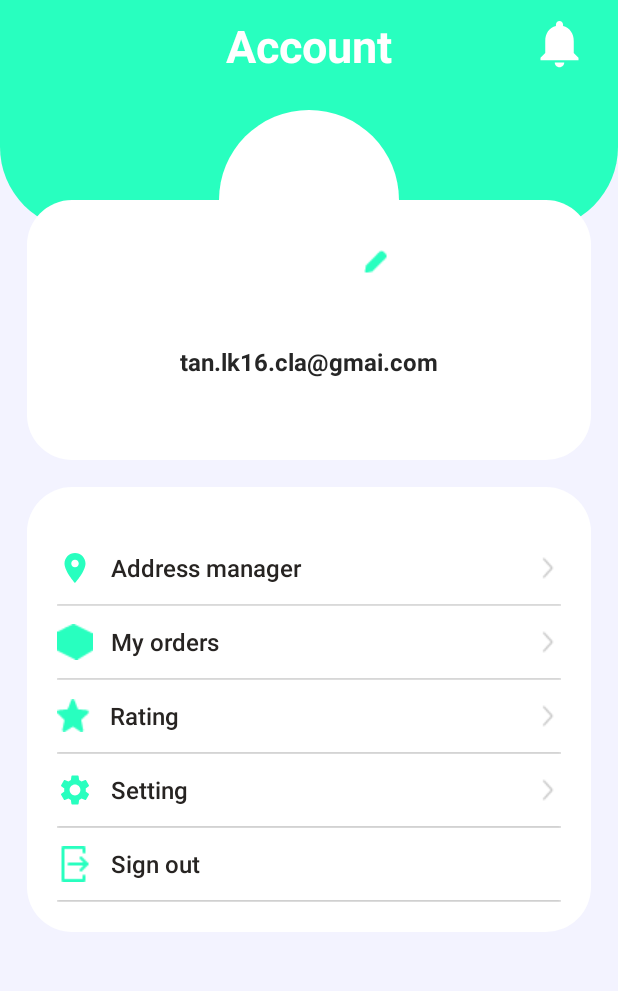
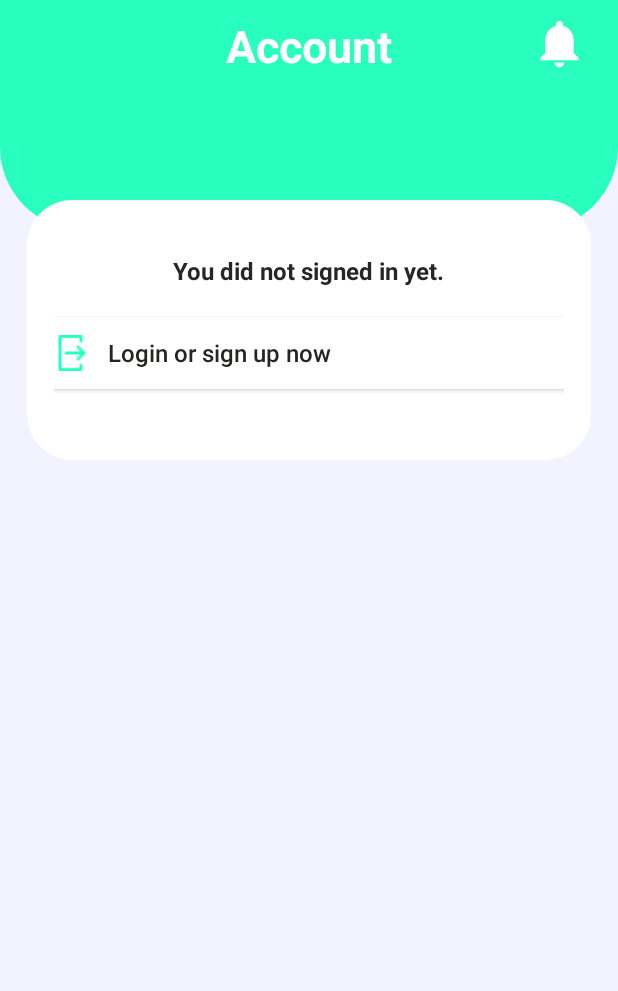
Before and after one commit to tanpmclk14uit/ApossBuyer, an Android app: the PersonFragment screen opened through its navigation route, on a phone screen of 412 x 824 dp, the part 70-1061 px from its top. Run offline under Robolectric (Android 15) with nearby library versions, the phone set to English and light mode, and no system bars; our stand-ins replace Dagger/Hilt's generated code, Room's generated code, data binding; libraries missing offline, so code that uses them is left out: com.etebarian.meowbottomnavigation, me.relex.circleindicator; plain views replace MeowBottomNavigation; pictures from the network do not load; 21 statements that could not run were skipped.

Commit message:
done save loginstate

```diff
--- a/app/build.gradle
+++ b/app/build.gradle
@@ -103,6 +103,11 @@ dependencies {
     implementation("androidx.fragment:fragment-ktx:1.3.6")
     //gif
     implementation 'pl.droidsonroids.gif:android-gif-drawable:1.2.22'
+    //room db
+    implementation("androidx.room:room-runtime:$roomVersion")
+    annotationProcessor("androidx.room:room-compiler:$roomVersion")
+    // To use Kotlin annotation processing tool (kapt)
+    kapt("androidx.room:room-compiler:$roomVersion")
 
 
 }
--- /dev/null
+++ b/app/src/main/java/com/example/aposs_buyer/responsitory/database/AccountDatabase.kt
@@ -0,0 +1,34 @@
+package com.example.aposs_buyer.responsitory.database
+
+import android.content.Context
+import androidx.room.Database
+import androidx.room.Room
+import androidx.room.RoomDatabase
+import com.example.aposs_buyer.model.entity.Account
+import com.example.aposs_buyer.responsitory.database.dao.AccountDAO
+
+@Database(entities = [Account::class], version = 1, exportSchema = false)
+abstract class AccountDatabase : RoomDatabase() {
+    abstract val accountDao: AccountDAO
+
+    companion object {
+        @Volatile
+        private var INSTANCE: AccountDatabase? = null
+        private const val DATABASE_NAME = "account.db"
+        fun getInstance(context: Context): AccountDatabase {
+            synchronized(this) {
+                var instance = INSTANCE
+                if (instance == null) {
+                    instance = Room.databaseBuilder(
+                        context.applicationContext,
+                        AccountDatabase::class.java,
+                        DATABASE_NAME
+                    ).fallbackToDestructiveMigration().allowMainThreadQueries()
+                        .build()
+                    INSTANCE = instance
+                }
+                return instance
+            }
+        }
+    }
+}
--- /dev/null
+++ b/app/src/main/java/com/example/aposs_buyer/responsitory/database/dao/AccountDAO.kt
@@ -0,0 +1,20 @@
+package com.example.aposs_buyer.responsitory.database.dao
+
+import androidx.room.Dao
+import androidx.room.Delete
+import androidx.room.Insert
+import androidx.room.Query
+import com.example.aposs_buyer.model.entity.Account
+
+@Dao
+interface AccountDAO {
+
+    @Insert
+    fun insertAccount(account: Account)
+
+    @Delete
+    fun deleteAccount(account: Account)
+
+    @Query("SELECT * FROM account")
+    fun getAccount(): List<Account>
+}
--- a/app/src/main/java/com/example/aposs_buyer/uicontroler/fragment/PersonFragment.kt
+++ b/app/src/main/java/com/example/aposs_buyer/uicontroler/fragment/PersonFragment.kt
@@ -2,20 +2,19 @@ package com.example.aposs_buyer.uicontroler.fragment
 
 import android.content.Intent
 import android.os.Bundle
-import androidx.fragment.app.Fragment
 import android.view.LayoutInflater
 import android.view.View
 import android.view.ViewGroup
 import androidx.databinding.DataBindingUtil
+import androidx.fragment.app.Fragment
 import androidx.fragment.app.viewModels
 import androidx.lifecycle.Observer
-import androidx.lifecycle.observe
 import com.example.aposs_buyer.R
 import com.example.aposs_buyer.databinding.FragmentPersonBinding
+import com.example.aposs_buyer.responsitory.database.AccountDatabase
 import com.example.aposs_buyer.uicontroler.activity.*
 import com.example.aposs_buyer.viewmodel.PersonViewModel
 import dagger.hilt.android.AndroidEntryPoint
-import java.util.zip.Inflater
 
 @AndroidEntryPoint
 class PersonFragment : Fragment() {
@@ -28,17 +27,16 @@ class PersonFragment : Fragment() {
         savedInstanceState: Bundle?
     ): View {
         // Inflate the layout for this fragment
-        binding =  DataBindingUtil.inflate(inflater, R.layout.fragment_person, container, false)
+        binding = DataBindingUtil.inflate(inflater, R.layout.fragment_person, container, false)
         binding.lifecycleOwner = this
         binding.viewModel = viewModel
+        viewModel.isSignIn.value =
+            AccountDatabase.getInstance(this.requireContext()).accountDao.getAccount().isNotEmpty()
         viewModel.isSignIn.observe(viewLifecycleOwner, Observer {
-            if (it == true)
-            {
+            if (it == true) {
                 binding.lnNoAccount.visibility = View.GONE
                 binding.lnHavingAccount.visibility = View.VISIBLE
-            }
-            else
-            {
+            } else {
                 binding.lnNoAccount.visibility = View.VISIBLE
                 binding.lnHavingAccount.visibility = View.GONE
             }
@@ -55,7 +53,16 @@ class PersonFragment : Fragment() {
             startActivity(Intent(this.context, OrderActivity::class.java))
         }
         binding.signOut.setOnClickListener {
-            startActivity(Intent(this.context, LoginActivity::class.java))
+            val listAccount =
+                AccountDatabase.getInstance(this.requireContext()).accountDao.getAccount()
+            if (listAccount.isNotEmpty()) {
+                AccountDatabase.getInstance(this.requireContext()).accountDao.deleteAccount(
+                    listAccount[0]
+                )
+                startActivity(Intent(this.context, LoginActivity::class.java))
+                requireActivity().finish()
+            }
+
         }
         binding.imgNotification.setOnClickListener {
             val intent = Intent(this.context, NotificationActivity::class.java)
@@ -65,6 +72,10 @@ class PersonFragment : Fragment() {
             val intent = Intent(this.context, UserDetailActivity::class.java)
             startActivity(intent)
         }
+        binding.signIn.setOnClickListener {
+            startActivity(Intent(this.context, LoginActivity::class.java))
+            requireActivity().finish()
+        }
         return binding.root
     }
 
--- a/app/src/main/java/com/example/aposs_buyer/viewmodel/SignInViewModel.kt
+++ b/app/src/main/java/com/example/aposs_buyer/viewmodel/SignInViewModel.kt
@@ -3,6 +3,8 @@ package com.example.aposs_buyer.viewmodel
 import android.util.Log
 import androidx.lifecycle.MutableLiveData
 import androidx.lifecycle.ViewModel
+import com.example.aposs_buyer.model.entity.Account
+import com.example.aposs_buyer.responsitory.database.AccountDatabase
 import com.example.aposs_buyer.utils.LoginState
 import dagger.hilt.android.lifecycle.HiltViewModel
 import java.util.regex.Pattern
@@ -14,7 +16,6 @@ class SignInViewModel @Inject constructor() : ViewModel() {
     var email: MutableLiveData<String> = MutableLiveData()
     var password: MutableLiveData<String> = MutableLiveData()
     var toastMessage: MutableLiveData<String> = MutableLiveData()
-
     var emailErrorMessage: String? = ""
     var passwordErrorMessage: String? = ""
 
@@ -35,6 +36,7 @@ class SignInViewModel @Inject constructor() : ViewModel() {
                         "SignInViewModel",
                         "Success"
                     )
+
                 } else {
                     loginState.value = LoginState.Wait
                     toastMessage.value = "Wrong email or password!"
--- a/app/src/main/res/layout/fragment_person.xml
+++ b/app/src/main/res/layout/fragment_person.xml
@@ -291,6 +291,7 @@
                             android:textStyle="bold"
                             android:elevation="0dp"/>
                         <androidx.appcompat.widget.AppCompatButton
+                            android:id="@+id/signIn"
                             android:layout_marginTop="20dp"
                             android:layout_width="match_parent"
                             android:layout_height="wrap_content"
@@ -298,7 +299,7 @@
                             android:drawableStart="@drawable/ic_sign_out"
                             android:textAlignment="textStart"
                             android:textAllCaps="false"
-                            android:text="   Sign out"
+                            android:text="   Login or sign up now"
                             android:textSize="16dp"
                             android:textColor="@color/person_color" />
                         <LinearLayout
--- a/app/src/main/res/layout/item_check_out_confirm.xml
+++ b/app/src/main/res/layout/item_check_out_confirm.xml
@@ -18,7 +18,7 @@
         android:layout_height="wrap_content"
         android:textColor="#262626"
         android:text="@{cartItem.name}"
-        android:textSize="14dp"/>
+        android:textSize="14sp"/>
     <TextView
         android:id="@+id/tv_amount"
         android:layout_width="wrap_content"
@@ -27,7 +27,7 @@
         android:text="@{cartItem.amountShortFormat}"
         android:gravity="center"
         android:layout_centerInParent="true"
-        android:textSize="14dp"/>
+        android:textSize="14sp"/>
     <TextView
         android:layout_centerVertical="true"
         android:gravity="center_vertical"
@@ -37,6 +37,6 @@
         android:layout_height="wrap_content"
         android:textColor="#262626"
         android:text="@{cartItem.priceFormat}"
-        android:textSize="14dp"/>
+        android:textSize="14sp"/>
 </RelativeLayout>
 </layout>
--- a/build.gradle
+++ b/build.gradle
@@ -14,6 +14,7 @@ buildscript {
         version_retrofit = "2.9.0"
         version_retrofit_coroutines_adapter = "0.9.2"
         version_recyclerview = "1.3.0-alpha01"
+        roomVersion = "2.3.0"
     }
     repositories {
         google()
```
Also changed, not shown: app/src/main/java/com/example/aposs_buyer/model/entity/Account.kt (added, +11 -0 lines), app/src/main/java/com/example/aposs_buyer/uicontroler/fragment/LoginFragment.kt (+6 -1 lines), app/src/main/res/layout/item_check_out.xml (+4 -4 lines), 2 other files.
